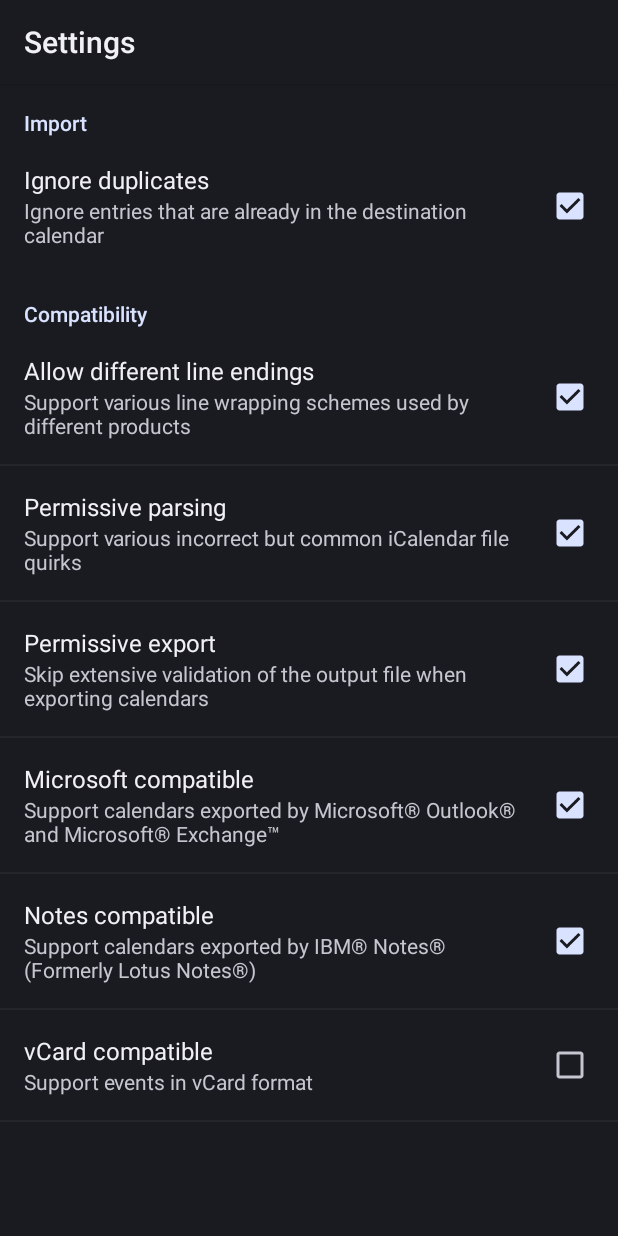
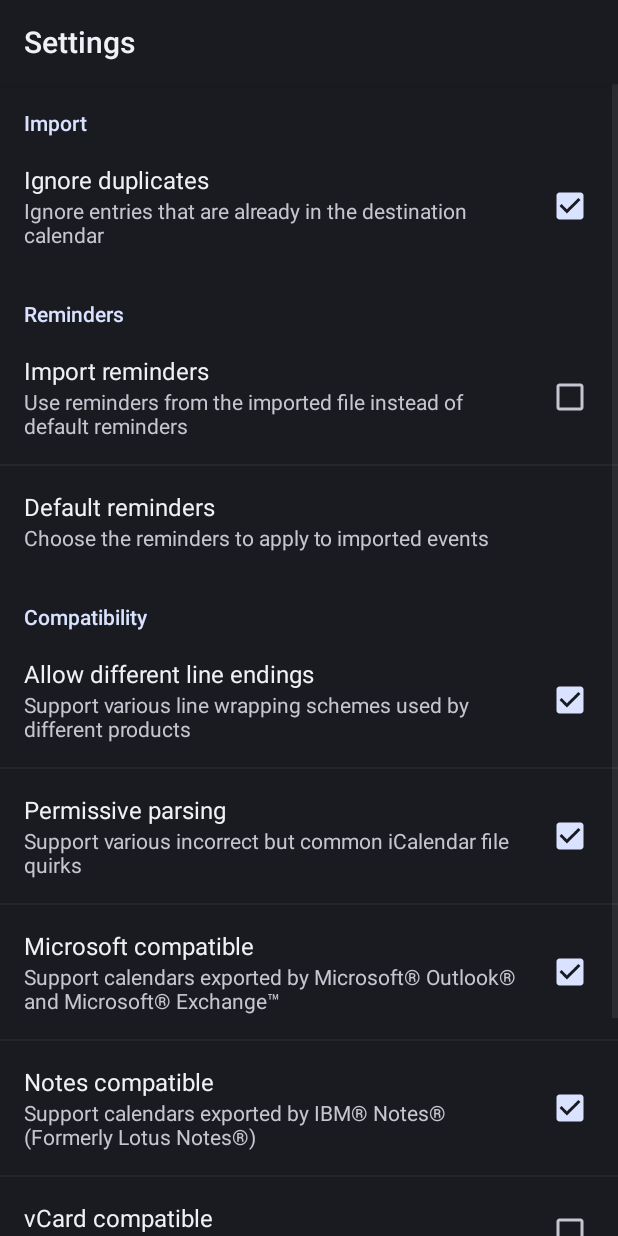
Before and after one commit to SufficientlySecure/calendar-import-export, an Android app: the SettingsActivity screen opened directly, with no data from a screen before it, on a phone screen of 412 x 824 dp. Run offline under Robolectric (Android 15) with nearby library versions, the light colour scheme and no system bars.

Commit message:
Add settings for reminders and reorganise settings a bit
This means you now dont need to re-enter reminders for every import or
calculate minutes per day/week in your head, and the previous behaviour
of popping up the same dialog in a loop before importing can be removed.

```diff
--- a/iCalImportExport/src/main/res/values/strings.xml
+++ b/iCalImportExport/src/main/res/values/strings.xml
@@ -35,9 +35,6 @@
     <string name="dialog_enter_password_message">Password:</string>
     <string name="dialog_choosefilename_title">Choose filename</string>
     <string name="dialog_choosefilename_message">Please enter filename below</string>
-    <string name="dialog_reminder_title">Reminder</string>
-    <string name="dialog_reminder_message">Add a reminder? Will be used for all Events!</string>
-    <string name="dialog_reminder_minutes_message">Insert minutes for reminding before event</string>
     <plurals name="dialog_sucessfully_written_calendar">
          <item quantity="one">Successfully wrote %1$d event to file %2$s</item>
          <item quantity="other">Successfully wrote %1$d events to file %2$s</item>
@@ -64,7 +61,6 @@
     </plurals>
     <string name="dialog_did_not_check_dupes">Did not check for duplicate entries.</string>
     <string name="dialog_bug_title">Error</string>
-    <string name="dialog_bug_minutes_parse">Minutes could not be parsed</string>
     <string name="dialog_bug">I am sorry for you inconvinience. Please open a new issue report on http://sufficientlysecure.org/android-apps and attach ical_error.log located on your sd card.</string>
     <string name="menu_help">Help</string>
     <string name="menu_settings">Settings</string>
@@ -107,21 +103,52 @@
 		SOFTWARE, EVEN IF ADVISED OF THE POSSIBILITY OF SUCH DAMAGE.</string>
 
     <string name="activity_settings_import">Import</string>
-    <string name="activity_settings_import_no_dupes">Ignore duplicates</string>
-    <string name="activity_settings_import_no_dupes_desc">Ignore entries that are already in the destination calendar</string>
-
+    <string name="activity_settings_ignore_duplicates">Ignore duplicates</string>
+    <string name="activity_settings_ignore_duplicates_desc">Ignore entries that are already in the destination calendar</string>
     <string name="activity_settings_compatibility">Compatibility</string>
     <string name="activity_settings_relaxed_unfolding">Allow different line endings</string>
     <string name="activity_settings_relaxed_unfolding_desc">Support various line wrapping schemes used by different products</string>
     <string name="activity_settings_relaxed_parsing">Permissive parsing</string>
     <string name="activity_settings_relaxed_parsing_desc">Support various incorrect but common iCalendar file quirks</string>
+    <string name="activity_settings_outlook_compatible">Microsoft compatible</string>
+    <string name="activity_settings_outlook_compatible_desc">Support calendars exported by Microsoft&#174; Outlook&#174; and Microsoft&#174; Exchange&#8482;</string>
+    <string name="activity_settings_notes_compatible">Notes compatible</string>
+    <string name="activity_settings_notes_compatible_desc">Support calendars exported by IBM&#174; Notes&#174; (Formerly Lotus Notes&#174;)</string>
+    <string name="activity_settings_vcard_compatible">vCard compatible</string>
+    <string name="activity_settings_vcard_compatible_desc">Support events in vCard format</string>
+    <string name="activity_settings_reminders">Reminders</string>
+    <string name="activity_settings_reminder_delete">Delete</string>
+    <string name="activity_settings_import_reminders">Import reminders</string>
+    <string name="activity_settings_import_reminders_desc">Use reminders from the imported file instead of default reminders</string>
+    <string name="activity_settings_edit_reminders">Default reminders</string>
+    <string name="activity_settings_add_reminder">Add Reminder</string>
+    <string name="activity_settings_edit_reminders_desc">Choose the reminders to apply to imported events</string>
+    <string name="activity_settings_export">Export</string>
     <string name="activity_settings_relaxed_validation">Permissive export</string>
     <string name="activity_settings_relaxed_validation_desc">Skip extensive validation of the output file when exporting calendars</string>
-    <string name="activity_settings_outlook_compatibility">Microsoft compatible</string>
-    <string name="activity_settings_outlook_compatibility_desc">Support calendars exported by Microsoft&#174; Outlook&#174; and Microsoft&#174; Exchange&#8482;</string>
-    <string name="activity_settings_notes_compatibility">Notes compatible</string>
-    <string name="activity_settings_notes_compatibility_desc">Support calendars exported by IBM&#174; Notes&#174; (Formerly Lotus Notes&#174;)</string>
-    <string name="activity_settings_vcard_compatibility">vCard compatible</string>
-    <string name="activity_settings_vcard_compatibility_desc">Support events in vCard format</string>
+
+    <!-- Must match the minutes array in RemindersDialog.java -->
+    <string-array name="reminder_time_values">
+        <item>5 minutes</item>
+        <item>10 minutes</item>
+        <item>15 minutes</item>
+        <item>30 minutes</item>
+        <item>45 minutes</item>
+        <item>1 hour</item>
+        <item>2 hours</item>
+        <item>4 hours</item>
+        <item>8 hours</item>
+        <item>12 hours</item>
+        <item>24 hours</item>
+        <item>48 hours</item>
+        <item>3 days</item>
+        <item>4 days</item>
+        <item>5 days</item>
+        <item>6 days</item>
+        <item>1 week</item>
+        <item>2 weeks</item>
+        <item>3 weeks</item>
+        <item>1 month</item>
+    </string-array>
 
 </resources>
--- a/iCalImportExport/src/main/res/xml/settings.xml
+++ b/iCalImportExport/src/main/res/xml/settings.xml
@@ -1,21 +1,39 @@
 <?xml version="1.0" encoding="utf-8"?>
-<PreferenceScreen xmlns:android="http://schemas.android.com/apk/res/android" >
+<!-- Note that we use ical4j CompatibilityHints key values directly as preference keys
+     for the settings since this makes it trivial to look them up in the code. -->
+<PreferenceScreen
+    xmlns:android="http://schemas.android.com/apk/res/android"
+    android:key="settings_screen_main" >
 
     <PreferenceCategory
         android:title="@string/activity_settings_import" >
 
         <CheckBoxPreference
             android:key="setting_import_no_dupes"
-            android:title="@string/activity_settings_import_no_dupes"
-            android:summary="@string/activity_settings_import_no_dupes_desc"
+            android:title="@string/activity_settings_ignore_duplicates"
+            android:summary="@string/activity_settings_ignore_duplicates_desc"
             android:defaultValue="true"/>
+    </PreferenceCategory>
+
+    <PreferenceCategory
+        android:title="@string/activity_settings_reminders" >
+
+        <CheckBoxPreference
+            android:key="setting_import_reminders"
+            android:title="@string/activity_settings_import_reminders"
+            android:summary="@string/activity_settings_import_reminders_desc"
+            android:defaultValue="false"/>
+
+        <org.sufficientlysecure.ical.ui.RemindersDialog
+            android:key="setting_import_reminders"
+            android:title="@string/activity_settings_edit_reminders"
+            android:summary="@string/activity_settings_edit_reminders_desc"
+            android:dialogLayout="@layout/reminders" />
     </PreferenceCategory>
 
     <PreferenceCategory
         android:title="@string/activity_settings_compatibility" >
 
-        <!-- Note that we use the CompatibilityHints key value directly as our preference key,
-             since this makes it trivial to look them up in the code -->
         <CheckBoxPreference
             android:key="ical4j.unfolding.relaxed"
             android:title="@string/activity_settings_relaxed_unfolding"
@@ -29,28 +47,34 @@
             android:defaultValue="true"/>
 
         <CheckBoxPreference
-            android:key="ical4j.validation.relaxed"
-            android:title="@string/activity_settings_relaxed_validation"
-            android:summary="@string/activity_settings_relaxed_validation_desc"
-            android:defaultValue="true"/>
-
-        <CheckBoxPreference
             android:key="ical4j.compatibility.outlook"
-            android:title="@string/activity_settings_outlook_compatibility"
-            android:summary="@string/activity_settings_outlook_compatibility_desc"
+            android:title="@string/activity_settings_outlook_compatible"
+            android:summary="@string/activity_settings_outlook_compatible_desc"
             android:defaultValue="true"/>
 
         <CheckBoxPreference
             android:key="ical4j.compatibility.notes"
-            android:title="@string/activity_settings_notes_compatibility"
-            android:summary="@string/activity_settings_notes_compatibility_desc"
+            android:title="@string/activity_settings_notes_compatible"
+            android:summary="@string/activity_settings_notes_compatible_desc"
             android:defaultValue="true"/>
 
         <CheckBoxPreference
             android:key="ical4j.compatibility.vcard"
-            android:title="@string/activity_settings_vcard_compatibility"
-            android:summary="@string/activity_settings_vcard_compatibility_desc"
+            android:title="@string/activity_settings_vcard_compatible"
+            android:summary="@string/activity_settings_vcard_compatible_desc"
             android:defaultValue="false"/>
     </PreferenceCategory>
 
+    <PreferenceCategory
+        android:title="@string/activity_settings_export" >
+
+            <CheckBoxPreference
+                android:key="ical4j.validation.relaxed"
+                android:title="@string/activity_settings_relaxed_validation"
+                android:summary="@string/activity_settings_relaxed_validation_desc"
+                android:defaultValue="true"/>
+    </PreferenceCategory>
+<!--
+    </PreferenceScreen>
+-->
 </PreferenceScreen>
```
Also changed, not shown: iCalImportExport/src/main/java/org/sufficientlysecure/ical/Controller.java (+6 -7 lines), iCalImportExport/src/main/java/org/sufficientlysecure/ical/InsertVEvents.java (+3 -21 lines), iCalImportExport/src/main/java/org/sufficientlysecure/ical/ui/MainActivity.java (+3 -4 lines), iCalImportExport/src/main/java/org/sufficientlysecure/ical/ui/RemindersDialog.java (added, +143 -0 lines), iCalImportExport/src/main/res/layout/reminder.xml (added, +20 -0 lines), iCalImportExport/src/main/res/layout/reminders.xml (added, +25 -0 lines).
